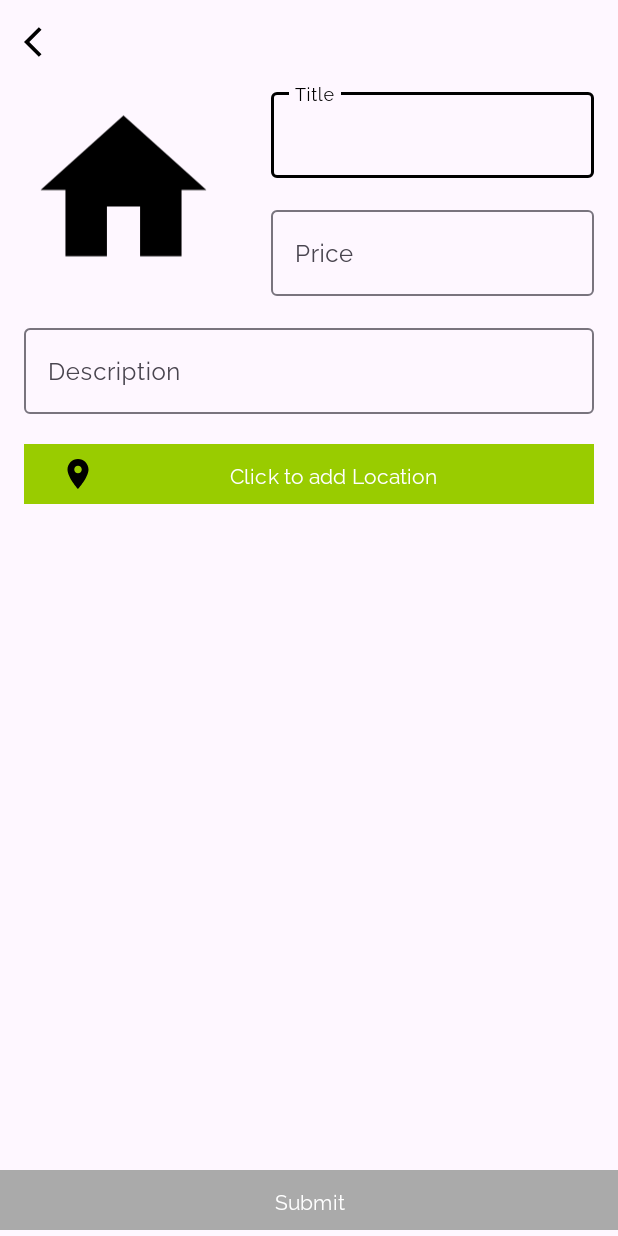
After one commit to Anikshakya/SuitCase, an Android app: the AddAndUpdateActivity screen opened directly, with no data from a screen before it, on a phone screen of 412 x 824 dp. The commit adds this screen. Run offline under Robolectric (Android 15) with nearby library versions, the phone set to English and light mode, and no system bars.

Commit message:
[Added:: AddAndUpdateActivity.kt] [Added:: Open AddAndUpdateActivity.kt from floating button in ShopFragment.kt]

```diff
--- a/app/build.gradle
+++ b/app/build.gradle
@@ -42,6 +42,7 @@ dependencies {
     implementation 'com.google.firebase:firebase-auth-ktx:22.1.1'
     implementation 'com.google.firebase:firebase-firestore-ktx:24.7.1'
     implementation 'com.google.android.gms:play-services-auth:20.6.0'
+    implementation 'androidx.constraintlayout:constraintlayout:2.1.4'
 
     //ROOM DATA BASE
     def room_version = "2.5.2"
--- a/app/src/main/AndroidManifest.xml
+++ b/app/src/main/AndroidManifest.xml
@@ -15,6 +15,9 @@
         android:supportsRtl="true"
         android:theme="@style/AppTheme"
         tools:targetApi="31">
+        <activity
+            android:name=".view.home.AddAndUpdateActivity"
+            android:exported="false" />
         <activity
             android:name=".SplashScreenActivity"
             android:exported="true">
@@ -35,8 +38,7 @@
             android:exported="false" />
         <activity
             android:name=".view.LoginActivity"
-            android:exported="false">
-        </activity>
+            android:exported="false"></activity>
         <activity
             android:name=".MainActivity"
             android:exported="false" />
--- a/app/src/main/java/com/ismt/suitcase/view/LoginActivity.kt
+++ b/app/src/main/java/com/ismt/suitcase/view/LoginActivity.kt
@@ -177,23 +177,23 @@ class LoginActivity : AppCompatActivity() {
                             } else {
                                 // Stop Google Login Loading
                                 stopGoogleLoading()
-                                Toast.makeText(this, "Couldn't Sign In", Toast.LENGTH_LONG).show()
+                                ToastUtils.showToast(this, "Couldn't Sign In")
                             }
                         }
                 } else {
                     // Handle case where user didn't select an account
                     stopGoogleLoading()
-                    Toast.makeText(this, "Google Sign-In Failed: No account selected", Toast.LENGTH_LONG).show()
+                    ToastUtils.showToast(this, "Google Sign-In Failed: No account selected")
                 }
             } catch (e: ApiException) {
                 // Handle the exception
                 stopGoogleLoading()
-                Toast.makeText(this, "Google Sign-In Failed: " + e.localizedMessage, Toast.LENGTH_LONG).show()
+                ToastUtils.showToast(this, "Google Sign-In Failed: " + e.localizedMessage)
             }
         } else {
             // Handle case where result is null
             stopGoogleLoading()
-            Toast.makeText(this, "Google Sign-In Failed: No result", Toast.LENGTH_LONG).show()
+            ToastUtils.showToast(this, "Google Sign-In Failed: No result")
         }
     }
 
--- /dev/null
+++ b/app/src/main/java/com/ismt/suitcase/view/home/AddAndUpdateActivity.kt
@@ -0,0 +1,12 @@
+package com.ismt.suitcase.view.home
+
+import androidx.appcompat.app.AppCompatActivity
+import android.os.Bundle
+import com.ismt.suitcase.R
+
+class AddAndUpdateActivity : AppCompatActivity() {
+    override fun onCreate(savedInstanceState: Bundle?) {
+        super.onCreate(savedInstanceState)
+        setContentView(R.layout.activity_add_and_update)
+    }
+}
--- a/app/src/main/java/com/ismt/suitcase/view/home/fragment/ShopFragment.kt
+++ b/app/src/main/java/com/ismt/suitcase/view/home/fragment/ShopFragment.kt
@@ -1,14 +1,17 @@
 package com.ismt.suitcase.view.home.fragment
 
+import android.content.Intent
 import android.os.Bundle
 import androidx.fragment.app.Fragment
 import android.view.LayoutInflater
 import android.view.View
 import android.view.ViewGroup
 import com.ismt.suitcase.R
+import com.ismt.suitcase.databinding.FragmentShopBinding
+import com.ismt.suitcase.view.home.AddAndUpdateActivity
 
 class ShopFragment : Fragment() {
-
+    private lateinit var shopBinding: FragmentShopBinding
     override fun onCreate(savedInstanceState: Bundle?) {
         super.onCreate(savedInstanceState)
     }
@@ -17,12 +20,26 @@ class ShopFragment : Fragment() {
         inflater: LayoutInflater, container: ViewGroup?,
         savedInstanceState: Bundle?
     ): View? {
+        shopBinding = FragmentShopBinding.inflate(layoutInflater, container, false)
         // Inflate the layout for this fragment
-        return inflater.inflate(R.layout.fragment_shop, container, false)
+        setUpViews()
+        return shopBinding.root
     }
 
     companion object {
         @JvmStatic
         fun newInstance() = ShopFragment()
     }
+
+    private fun setUpViews() {
+        setUpFloatingActionButton()
+    }
+
+    private fun setUpFloatingActionButton() {
+        shopBinding.fabAddItem.setOnClickListener {
+            val intent = Intent(requireActivity(), AddAndUpdateActivity::class.java)
+            startActivity(intent)
+//            startAddOrUpdateActivityForResult.launch(intent)
+        }
+    }
 }
--- /dev/null
+++ b/app/src/main/res/drawable/ic_location.xml
@@ -0,0 +1,5 @@
+<vector android:height="24dp" android:tint="#000000"
+    android:viewportHeight="24" android:viewportWidth="24"
+    android:width="24dp" xmlns:android="http://schemas.android.com/apk/res/android">
+    <path android:fillColor="@android:color/white" android:pathData="M12,2C8.13,2 5,5.13 5,9c0,5.25 7,13 7,13s7,-7.75 7,-13c0,-3.87 -3.13,-7 -7,-7zM12,11.5c-1.38,0 -2.5,-1.12 -2.5,-2.5s1.12,-2.5 2.5,-2.5 2.5,1.12 2.5,2.5 -1.12,2.5 -2.5,2.5z"/>
+</vector>
--- /dev/null
+++ b/app/src/main/res/layout/activity_add_and_update.xml
@@ -0,0 +1,128 @@
+<?xml version="1.0" encoding="utf-8"?>
+<androidx.constraintlayout.widget.ConstraintLayout xmlns:android="http://schemas.android.com/apk/res/android"
+    xmlns:app="http://schemas.android.com/apk/res-auto"
+    xmlns:tools="http://schemas.android.com/tools"
+    android:layout_width="match_parent"
+    android:layout_height="match_parent"
+    tools:context=".view.home.AddAndUpdateActivity">
+
+    <ImageButton
+        android:id="@+id/ib_back"
+        android:layout_width="wrap_content"
+        android:layout_height="wrap_content"
+        app:layout_constraintStart_toStartOf="parent"
+        app:layout_constraintTop_toTopOf="parent"
+        android:src="@drawable/ic_back_ios"
+        android:background="@android:color/transparent"
+        android:layout_marginTop="16dp"
+        android:layout_marginStart="16dp"
+        android:layout_marginEnd="16dp"/>
+
+    <androidx.constraintlayout.widget.Guideline
+        android:id="@+id/guideline1"
+        android:layout_width="wrap_content"
+        android:layout_height="wrap_content"
+        android:orientation="vertical"
+        app:layout_constraintGuide_percent="0.4"/>
+
+    <ImageView
+        android:id="@+id/iv_add_image"
+        android:layout_width="0dp"
+        android:layout_height="0dp"
+        app:layout_constraintTop_toBottomOf="@+id/ib_back"
+        android:src="@drawable/ic_home"
+        app:layout_constraintStart_toStartOf="parent"
+        app:layout_constraintEnd_toEndOf="@id/guideline1"
+        app:layout_constraintBottom_toBottomOf="@id/til_price"
+        android:layout_marginTop="16dp"
+        android:layout_marginStart="16dp"
+        android:layout_marginEnd="16dp"/>
+
+    <com.google.android.material.textfield.TextInputLayout
+        android:id="@+id/til_title"
+        android:layout_width="0dp"
+        android:layout_height="wrap_content"
+        app:layout_constraintTop_toBottomOf="@id/ib_back"
+        app:layout_constraintStart_toStartOf="@id/guideline1"
+        app:layout_constraintEnd_toEndOf="parent"
+        android:layout_marginTop="16dp"
+        android:layout_marginStart="16dp"
+        android:layout_marginEnd="16dp"
+        android:hint="Title">
+
+        <com.google.android.material.textfield.TextInputEditText
+            android:id="@+id/tie_title"
+            android:layout_width="match_parent"
+            android:layout_height="wrap_content"/>
+
+
+    </com.google.android.material.textfield.TextInputLayout>
+
+    <com.google.android.material.textfield.TextInputLayout
+        android:id="@+id/til_price"
+        android:layout_width="0dp"
+        android:layout_height="wrap_content"
+        app:layout_constraintTop_toBottomOf="@id/til_title"
+        app:layout_constraintStart_toStartOf="@id/guideline1"
+        app:layout_constraintEnd_toEndOf="parent"
+        android:layout_marginTop="16dp"
+        android:layout_marginStart="16dp"
+        android:layout_marginEnd="16dp"
+        android:hint="Price">
+
+        <com.google.android.material.textfield.TextInputEditText
+            android:id="@+id/tie_price"
+            android:layout_width="match_parent"
+            android:layout_height="wrap_content"/>
+
+
+    </com.google.android.material.textfield.TextInputLayout>
+
+    <com.google.android.material.textfield.TextInputLayout
+        android:id="@+id/til_description"
+        android:layout_width="0dp"
+        android:layout_height="wrap_content"
+        app:layout_constraintTop_toBottomOf="@id/til_price"
+        app:layout_constraintStart_toStartOf="parent"
+        app:layout_constraintEnd_toEndOf="parent"
+        android:layout_marginTop="16dp"
+        android:layout_marginStart="16dp"
+        android:layout_marginEnd="16dp"
+        android:hint="Description">
+
+        <com.google.android.material.textfield.TextInputEditText
+            android:id="@+id/tie_description"
+            android:layout_width="match_parent"
+            android:layout_height="wrap_content"/>
+
+
+    </com.google.android.material.textfield.TextInputLayout>
+
+    <com.google.android.material.button.MaterialButton
+        android:id="@+id/mb_location"
+        android:layout_width="0dp"
+        android:layout_height="wrap_content"
+        app:layout_constraintStart_toStartOf="parent"
+        app:layout_constraintEnd_toEndOf="parent"
+        app:layout_constraintTop_toBottomOf="@id/til_description"
+        android:layout_marginTop="16dp"
+        android:layout_marginStart="16dp"
+        android:layout_marginEnd="16dp"
+        app:cornerRadius="0dp"
+        android:backgroundTint="@android:color/holo_green_light"
+        android:drawableLeft="@drawable/ic_location"
+        android:text="Click to add Location"
+        />
+
+    <com.google.android.material.button.MaterialButton
+        android:id="@+id/mb_submit"
+        android:layout_width="0dp"
+        android:layout_height="wrap_content"
+        app:layout_constraintStart_toStartOf="parent"
+        app:layout_constraintEnd_toEndOf="parent"
+        app:layout_constraintBottom_toBottomOf="parent"
+        app:cornerRadius="0dp"
+        android:backgroundTint="@android:color/darker_gray"
+        android:text="Submit"/>
+
+</androidx.constraintlayout.widget.ConstraintLayout>
--- a/app/src/main/res/layout/fragment_shop.xml
+++ b/app/src/main/res/layout/fragment_shop.xml
@@ -29,7 +29,7 @@
         app:layout_constraintTop_toBottomOf="@+id/tv_shop_heading" />
 
     <com.google.android.material.floatingactionbutton.FloatingActionButton
-        android:id="@+id/fab_add_plan"
+        android:id="@+id/fab_add_item"
         android:layout_width="wrap_content"
         android:layout_height="wrap_content"
         android:layout_marginEnd="16dp"
```
